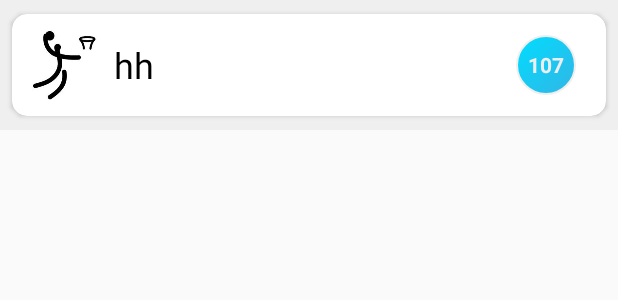
After one commit to Spground/tiyuguan, an Android app: the layout main_tab_02_listview_item.xml on its own in the app's theme, with its tools: preview values and no code run, on a phone screen of 412 x 824 dp. The commit adds this screen. Shown: the top 300 px of the screen. Run offline under Robolectric (Android 15) with nearby library versions, the phone set to English and light mode, and no system bars.

Commit message:
重新布局了MainTab02

```diff
--- a/app/build.gradle
+++ b/app/build.gradle
@@ -41,9 +41,11 @@ dependencies {
     compile 'com.daimajia.androidanimations:library:1.1.3@aar'
     compile 'com.github.johnkil.android-appmsg:appmsg:1.2.0'
     compile 'com.andreabaccega:android-form-edittext:1.1.0@aar'
+    compile 'com.android.support:cardview-v7:21.0.2'
     compile files('libs/achartengine-1.0.0.jar')
     compile files('libs/jsoup-1.8.1.jar')
     compile files('libs/BaiduLBS_Android.jar')
+    compile files('libs/android-viewbadger.jar')
 }
 
 
--- /dev/null
+++ b/app/src/main/res/drawable/main_tab_02_listview_item_num_shape.xml
@@ -0,0 +1,13 @@
+<?xml version="1.0" encoding="utf-8"?>
+<shape xmlns:android="http://schemas.android.com/apk/res/android" android:shape="oval">
+   <gradient
+        android:angle="135"
+        android:startColor="@android:color/holo_blue_light"
+        android:endColor="@android:color/holo_blue_bright"
+        android:gradientRadius="5dp"
+        android:type="linear"/>
+    <padding android:bottom="2dp" android:left="2dp" android:right="2dp" android:top="2dp"/>
+    <stroke android:width="1dp" android:color="#EFEFEF"/>
+    <size android:height="40dp"
+        android:width="40dp"/>"
+</shape>
--- /dev/null
+++ b/app/src/main/res/layout/main_tab_02_listview_item.xml
@@ -0,0 +1,62 @@
+<?xml version="1.0" encoding="utf-8"?>
+<LinearLayout
+    xmlns:android="http://schemas.android.com/apk/res/android"
+    xmlns:card_view="http://schemas.android.com/apk/res-auto"
+    android:layout_width="match_parent"
+    android:layout_height="wrap_content"
+    android:paddingBottom="1dp"
+    android:paddingTop="1dp"
+    android:background="#efefef"
+    >
+    <android.support.v7.widget.CardView
+        android:id="@+id/id_main_tab_02_istview_item_cardview"
+        android:layout_width="fill_parent"
+        android:layout_height="wrap_content"
+        android:layout_gravity="center"
+        android:elevation="100dp"
+        android:layout_margin="8dp"
+        card_view:cardCornerRadius="10dp"
+        >
+    <RelativeLayout
+        android:layout_width="match_parent"
+        android:layout_height="wrap_content"
+        android:orientation="horizontal"
+        android:padding="10dp"
+        android:gravity="center"
+        >
+
+        <ImageView
+            android:layout_width="48dp"
+            android:layout_height="48dp"
+            android:id="@+id/id_main_tab_02_listview_item_image_view"
+            android:scaleType="centerInside"
+            android:src="@drawable/bask"
+            />
+        <TextView
+            android:id="@+id/id_main_tab_02_listview_item_text_view"
+            android:layout_width="wrap_content"
+            android:layout_height="48dp"
+            android:layout_toRightOf="@id/id_main_tab_02_listview_item_image_view"
+            android:gravity="center|left"
+            android:text="hh"
+            android:textColor="@android:color/black"
+            android:textSize="24sp"
+            android:layout_marginLeft="10dp"
+            />
+        <TextView
+            android:id="@+id/id_main_tab_02_istview_item_num_textview"
+            android:background="@drawable/main_tab_02_listview_item_num_shape"
+            android:layout_marginRight="10dp"
+            android:layout_alignParentRight="true"
+            android:layout_width="40dp"
+            android:layout_height="40dp"
+            android:layout_centerInParent="true"
+            android:gravity="center"
+            android:textSize="14sp"
+            android:text="107"
+            android:textStyle="bold"
+            android:textColor="#EEEEEE"
+            />
+        </RelativeLayout>
+    </android.support.v7.widget.CardView>
+    </LinearLayout>
--- a/app/src/main/res/values/styles.xml
+++ b/app/src/main/res/values/styles.xml
@@ -10,7 +10,7 @@
         <item name="android:background">#17b3ed</item>
     </style>
     <style name="test" parent="android:Theme">
-        <item name="android:windowTitleSize">50dp</item>
+        <item name="android:windowTitleSize">?attr/actionBarSize</item>
         <item name="android:windowTitleBackgroundStyle">@style/CustomWindowTitleBackground</item>
 
     </style>
```
Also changed, not shown: app/src/main/java/cn/edu/dlut/tiyuguan/activity/MainActivity.java (+47 -54 lines), app/src/main/java/cn/edu/dlut/tiyuguan/adapterview/MyListView.java (+0 -8 lines), app/src/main/java/cn/edu/dlut/tiyuguan/fragment/MainTab02Fragment.java (+76 -128 lines), app/src/main/java/cn/edu/dlut/tiyuguan/fragment/MainTab03Fragment.java (+23 -34 lines), app/src/main/res/layout/activity_m0.xml (+0 -10 lines), app/src/main/res/layout/main_tab_02.xml (+6 -4 lines), 1 other file.
